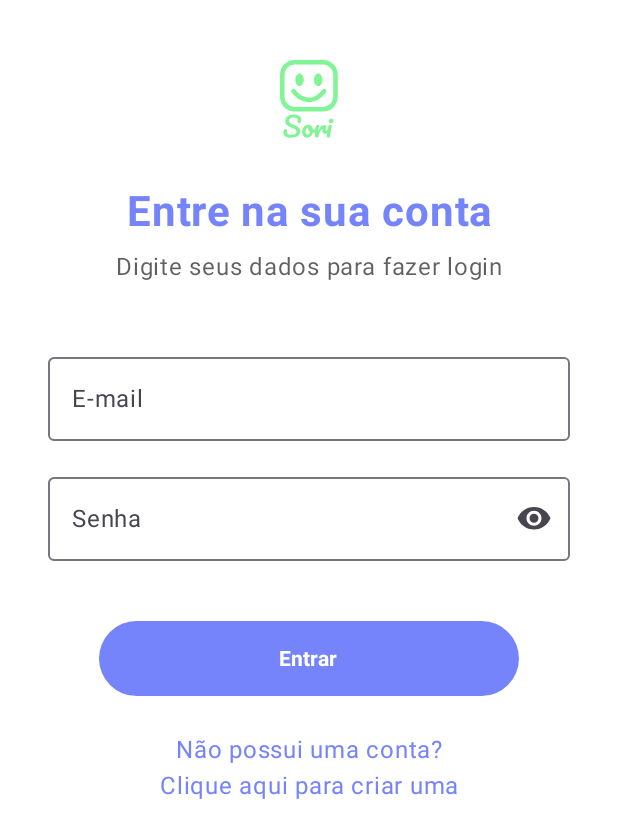
After one commit to CarolineYasmim/Challenge2025, an Android app built with Jetpack Compose: the LoginScreen screen opened through its navigation route, on a phone screen of 412 x 824 dp. The commit adds this screen. Shown: the top 838 px of the screen. Run offline under Robolectric (Android 15) with nearby library versions, the phone set to English and light mode, and no system bars.

Commit message:
Finalizando tela de login

```diff
--- a/app/src/main/java/com/example/challenge2025/MainActivity.kt
+++ b/app/src/main/java/com/example/challenge2025/MainActivity.kt
@@ -4,6 +4,7 @@ import android.os.Bundle
 import androidx.activity.ComponentActivity
 import androidx.activity.compose.setContent
 import androidx.activity.enableEdgeToEdge
+import androidx.compose.foundation.layout.fillMaxSize
 import androidx.compose.foundation.layout.padding
 import androidx.compose.material3.MaterialTheme
 import androidx.compose.material3.Scaffold
@@ -17,6 +18,8 @@ import androidx.navigation.compose.currentBackStackEntryAsState
 import androidx.navigation.compose.rememberNavController
 import com.example.challenge2025.ui.components.BottomBar
 import com.example.challenge2025.ui.screens.MenuScreen
+import com.example.challenge2025.ui.screens.auth.LoginScreen
+import com.example.challenge2025.ui.screens.auth.SignUpScreen
 import com.example.challenge2025.ui.screens.dashboard.DashboardScreen
 import com.example.challenge2025.ui.screens.home.CheckinScreen
 import com.example.challenge2025.ui.screens.home.HomeScreen
@@ -28,7 +31,7 @@ import com.example.challenge2025.ui.screens.tests.TestQuestionScreen
 import com.example.challenge2025.ui.screens.tests.TestResultScreen
 import com.example.challenge2025.ui.screens.tests.TestsScreen
 import com.example.challenge2025.ui.theme.Challenge2025Theme
-import com.example.challenge2025.viewmodel.CalendarViewModel
+import com.example.challenge2025.viewmodel.AuthViewModel
 import com.example.challenge2025.viewmodel.CheckinViewModel
 import com.example.challenge2025.viewmodel.TestViewModel
 import com.example.challenge2025.viewmodel.UserViewModel
@@ -40,21 +43,23 @@ class MainActivity : ComponentActivity() {
         enableEdgeToEdge()
         setContent {
             Challenge2025Theme {
-                Surface(color = MaterialTheme.colorScheme.background) {
+                Surface(
+                    modifier = Modifier.fillMaxSize(),
+                    color = MaterialTheme.colorScheme.background
+                ){
                     val navController = rememberNavController()
+                    // ViewModels
                     val testViewModel: TestViewModel = viewModel()
                     val userViewModel: UserViewModel = viewModel()
-                    val calendarViewModel: CalendarViewModel = viewModel()
-                    val checkinViewModel: CheckinViewModel = viewModel() // <<< CORRIGIDO: ViewModel instanciado
+                    val checkinViewModel: CheckinViewModel = viewModel()
+                    val authViewModel: AuthViewModel = viewModel()
 
-                    // As rotas principais onde a BottomBar deve aparecer
                     val mainAppRoutes = listOf("home", "tests", "dashboard", "menu")
                     val navBackStackEntry by navController.currentBackStackEntryAsState()
                     val currentRoute = navBackStackEntry?.destination?.route
 
                     Scaffold(
                         bottomBar = {
-                            // A BottomBar só aparece se a rota atual estiver na lista de rotas principais
                             if (currentRoute in mainAppRoutes) {
                                 BottomBar(navController = navController)
                             }
@@ -65,39 +70,23 @@ class MainActivity : ComponentActivity() {
                             startDestination = "onboarding1",
                             modifier = Modifier.padding(innerPadding)
                         ) {
+                            /** Rotas de Onboarding, Auth e principais **/
                             composable("onboarding1") { OnboardingScreen1(navController) }
                             composable("onboarding2") { OnboardingScreen2(navController) }
                             composable("onboarding3") { OnboardingScreen3(navController) }
+                            composable("login") { LoginScreen(navController, authViewModel) }
+                            composable("signup") { SignUpScreen(navController, authViewModel) }
 
-                            /** Rotas principais com BottomBar **/
                             composable("home") {
-                                // <<< CORRIGIDO: Chamada de função com sintaxe correta
                                 HomeScreen(
                                     navController = navController,
-                                    userViewModel = userViewModel,
-                                    calendarViewModel = calendarViewModel
-
-                                )
-                            }
-
-                            composable("checkin/{date}") { backStackEntry ->
-                                val dateString = backStackEntry.arguments?.getString("date")
-                                    ?: LocalDate.now().toString()
-                                val date = LocalDate.parse(dateString)
-
-                                CheckinScreen(
-                                    date = date,
-                                    viewModel = checkinViewModel, // <<< CORRIGIDO: Referência agora existe
-                                    onClose = { navController.popBackStack() },
-                                    onSubmit = { navController.popBackStack() }
+                                    userViewModel = userViewModel
                                 )
                             }
 
                             composable("tests") {
                                 TestsScreen(
-                                    // 1. Passe a instância do ViewModel que você já tem
                                     userViewModel = userViewModel,
-                                    // 2. Passe a função de clique para o parâmetro 'onTestClick'
                                     onTestClick = { testItem ->
                                         navController.navigate("testDescription/${testItem.id}")
                                     }
@@ -105,13 +94,27 @@ class MainActivity : ComponentActivity() {
                             }
 
                             composable("dashboard") { DashboardScreen(navController) }
+
                             composable("menu") {
                                 MenuScreen(
-                                    navController,
+                                    navController = navController,
                                     userViewModel = userViewModel
-                                ) }
+                                )
+                            }
 
-                            /** Rotas internas SEM BottomBar **/
+                            /** Rotas internas **/
+                            // CORREÇÃO: Bloco "checkin" preenchido para usar o checkinViewModel
+                            composable("checkin/{date}") { backStackEntry ->
+                                val dateString = backStackEntry.arguments?.getString("date") ?: LocalDate.now().toString()
+                                val date = LocalDate.parse(dateString)
+                                CheckinScreen(
+                                    date = date,
+                                    viewModel = checkinViewModel,
+                                    onClose = { navController.popBackStack() },
+                                    onSubmit = { navController.popBackStack() }
+                                )
+                            }
+
                             composable("testDescription/{testId}") { backStackEntry ->
                                 val testId = backStackEntry.arguments?.getString("testId") ?: ""
                                 TestDescriptionScreen(
--- /dev/null
+++ b/app/src/main/java/com/example/challenge2025/ui/components/AuthScreenLayout.kt
@@ -0,0 +1,42 @@
+package com.example.challenge2025.ui.components
+
+import androidx.compose.foundation.layout.*
+import androidx.compose.foundation.rememberScrollState
+import androidx.compose.foundation.verticalScroll
+import androidx.compose.material3.MaterialTheme
+import androidx.compose.material3.Surface
+import androidx.compose.material3.Text
+import androidx.compose.runtime.Composable
+import androidx.compose.ui.Alignment
+import androidx.compose.ui.Modifier
+import androidx.compose.ui.text.style.TextAlign
+import androidx.compose.ui.unit.dp
+
+@Composable
+fun AuthScreenLayout(
+    title: String,
+    subtitle: String,
+    content: @Composable ColumnScope.() -> Unit
+) {
+    Surface(color = MaterialTheme.colorScheme.background) {
+        Column(
+            modifier = Modifier
+                .fillMaxSize()
+                .verticalScroll(rememberScrollState())
+                .padding(horizontal = 32.dp, vertical = 40.dp),
+            horizontalAlignment = Alignment.CenterHorizontally
+        ) {
+            AppLogo(modifier = Modifier.height(60.dp))
+            Spacer(modifier = Modifier.height(24.dp))
+            BigTitle(text = title)
+            Spacer(modifier = Modifier.height(8.dp))
+            Text(
+                text = subtitle,
+                color = MaterialTheme.colorScheme.onBackground.copy(alpha = 0.7f),
+                textAlign = TextAlign.Center
+            )
+            Spacer(modifier = Modifier.height(40.dp))
+            content()
+        }
+    }
+}
--- /dev/null
+++ b/app/src/main/java/com/example/challenge2025/ui/components/AuthTextField.kt
@@ -0,0 +1,62 @@
+package com.example.challenge2025.ui.components
+
+import androidx.compose.foundation.layout.Column
+import androidx.compose.foundation.layout.fillMaxWidth
+import androidx.compose.foundation.layout.padding
+import androidx.compose.foundation.text.KeyboardOptions
+import androidx.compose.material.icons.Icons
+import androidx.compose.material.icons.rounded.Visibility
+import androidx.compose.material.icons.rounded.VisibilityOff
+import androidx.compose.material3.*
+import androidx.compose.runtime.*
+import androidx.compose.ui.Modifier
+import androidx.compose.ui.text.input.KeyboardType
+import androidx.compose.ui.text.input.PasswordVisualTransformation
+import androidx.compose.ui.text.input.VisualTransformation
+import androidx.compose.ui.unit.dp
+
+@Composable
+fun AuthTextField(
+    value: String,
+    onValueChange: (String) -> Unit,
+    label: String,
+    modifier: Modifier = Modifier,      // <-- PARÂMETRO ADICIONADO
+    readOnly: Boolean = false,          // <-- PARÂMETRO ADICIONADO
+    isError: Boolean = false,
+    errorMessage: String? = null,
+    keyboardType: KeyboardType = KeyboardType.Text
+) {
+    var passwordVisible by remember { mutableStateOf(false) }
+    val isPasswordField = keyboardType == KeyboardType.Password
+
+    Column(modifier = modifier) { // <-- MODIFIER APLICADO AQUI NO COLUMN EXTERNO
+        OutlinedTextField(
+            value = value,
+            onValueChange = onValueChange,
+            label = { Text(label) },
+            modifier = Modifier.fillMaxWidth(), // O TextField interno sempre preenche a largura do Column
+            readOnly = readOnly,                // <-- PARÂMETRO PASSADO AQUI
+            isError = isError,
+            keyboardOptions = KeyboardOptions(keyboardType = keyboardType),
+            singleLine = true,
+            visualTransformation = if (isPasswordField && !passwordVisible) PasswordVisualTransformation() else VisualTransformation.None,
+            trailingIcon = {
+                if (isPasswordField) {
+                    val icon = if (passwordVisible) Icons.Rounded.VisibilityOff else Icons.Rounded.Visibility
+                    val description = if (passwordVisible) "Esconder senha" else "Mostrar senha"
+                    IconButton(onClick = { passwordVisible = !passwordVisible }) {
+                        Icon(imageVector = icon, contentDescription = description)
+                    }
+                }
+            }
+        )
+        if (isError && errorMessage != null) {
+            Text(
+                text = errorMessage,
+                color = MaterialTheme.colorScheme.error,
+                style = MaterialTheme.typography.bodySmall,
+                modifier = Modifier.padding(start = 16.dp, top = 4.dp)
+            )
+        }
+    }
+}
--- /dev/null
+++ b/app/src/main/java/com/example/challenge2025/ui/screens/auth/LoginScreen.kt
@@ -0,0 +1,67 @@
+package com.example.challenge2025.ui.screens.auth
+
+import androidx.compose.foundation.clickable
+import androidx.compose.foundation.layout.*
+import androidx.compose.material3.MaterialTheme
+import androidx.compose.material3.Text
+import androidx.compose.runtime.Composable
+import androidx.compose.runtime.collectAsState
+import androidx.compose.runtime.getValue
+import androidx.compose.ui.Modifier
+import androidx.compose.ui.text.input.KeyboardType
+import androidx.compose.ui.text.style.TextAlign
+import androidx.compose.ui.unit.dp
+import androidx.lifecycle.viewmodel.compose.viewModel
+import androidx.navigation.NavController
+import com.example.challenge2025.ui.components.AuthScreenLayout
+import com.example.challenge2025.ui.components.AuthTextField
+import com.example.challenge2025.ui.components.RoundedButton
+import com.example.challenge2025.viewmodel.AuthViewModel
+
+@Composable
+fun LoginScreen(
+    navController: NavController,
+    authViewModel: AuthViewModel = viewModel()
+) {
+    val state by authViewModel.authState.collectAsState()
+
+    AuthScreenLayout(
+        title = "Entre na sua conta",
+        subtitle = "Digite seus dados para fazer login"
+    ) {
+        AuthTextField(
+            value = state.email,
+            onValueChange = authViewModel::onEmailChange,
+            label = "E-mail",
+            isError = state.emailError != null,
+            errorMessage = state.emailError,
+            keyboardType = KeyboardType.Email
+        )
+        Spacer(modifier = Modifier.height(16.dp))
+        AuthTextField(
+            value = state.password,
+            onValueChange = authViewModel::onPasswordChange,
+            label = "Senha",
+            isError = state.passwordError != null,
+            errorMessage = state.passwordError,
+            keyboardType = KeyboardType.Password
+        )
+        Spacer(modifier = Modifier.height(40.dp))
+        RoundedButton(
+            text = "Entrar",
+            onClick = {
+                // No futuro, authViewModel.login() fará a chamada de API
+                navController.navigate("home") {
+                    popUpTo("onboarding1") { inclusive = true }
+                }
+            }
+        )
+        Spacer(modifier = Modifier.height(24.dp))
+        Text(
+            text = "Não possui uma conta?\nClique aqui para criar uma",
+            color = MaterialTheme.colorScheme.primary,
+            textAlign = TextAlign.Center,
+            modifier = Modifier.clickable { navController.navigate("signup") }
+        )
+    }
+}
--- a/app/src/main/java/com/example/challenge2025/ui/screens/onboarding/OnboardingScreens.kt
+++ b/app/src/main/java/com/example/challenge2025/ui/screens/onboarding/OnboardingScreens.kt
@@ -54,8 +54,8 @@ fun OnboardingScreen3(navController: NavController) {
         description = "Visualize padrões emocionais, entenda como se sente ao longo do tempo e previna riscos com mais consciência e equilíbrio.",
         buttonText = "Entrar no App",
         onButtonClick = {
-            navController.navigate("home") {
-                // Limpa a pilha de navegação para que o usuário não possa voltar ao onboarding
+            navController.navigate("login") {
+                // Limpa a pilha de navegação parszdsa que o usuário não possa voltar ao onboarding
                 popUpTo("onboarding1") { inclusive = true }
             }
         }
--- /dev/null
+++ b/app/src/main/java/com/example/challenge2025/viewmodel/AuthViewModel.kt
@@ -0,0 +1,94 @@
+package com.example.challenge2025.viewmodel
+
+import androidx.lifecycle.ViewModel
+import kotlinx.coroutines.flow.MutableStateFlow
+import kotlinx.coroutines.flow.asStateFlow
+import kotlinx.coroutines.flow.update
+
+// Estado que representa tudo na UI de login/cadastro
+data class AuthState(
+    val currentStep: Int = 1,
+    // Etapa 1
+    val name: String = "",
+    val email: String = "",
+    val password: String = "",
+    // Etapa 2
+    val company: String = "",
+    val department: String = "",
+    val role: String = "",
+    // Erros
+    val nameError: String? = null,
+    val emailError: String? = null,
+    val passwordError: String? = null
+)
+
+class AuthViewModel : ViewModel() {
+    private val _authState = MutableStateFlow(AuthState())
+    val authState = _authState.asStateFlow()
+
+    // Mock de dados para os Dropdowns
+    val companies = listOf("Empresa A", "Empresa B", "Empresa C")
+    val departments = listOf("RH", "TI", "Marketing", "Vendas")
+    val roles = listOf("Analista", "Gerente", "Estagiário", "Coordenador")
+
+
+    fun onNameChange(name: String) {
+        _authState.update { it.copy(name = name, nameError = null) }
+    }
+
+    fun onEmailChange(email: String) {
+        _authState.update { it.copy(email = email, emailError = null) }
+    }
+
+    fun onPasswordChange(password: String) {
+        _authState.update { it.copy(password = password, passwordError = null) }
+    }
+
+    fun onCompanyChange(company: String) {
+        _authState.update { it.copy(company = company) }
+    }
+
+    fun onDepartmentChange(department: String) {
+        _authState.update { it.copy(department = department) }
+    }
+
+    fun onRoleChange(role: String) {
+        _authState.update { it.copy(role = role) }
+    }
+
+    fun nextStep() {
+        if (validateCurrentStep()) {
+            _authState.update { it.copy(currentStep = it.currentStep + 1) }
+        }
+    }
+
+    fun previousStep() {
+        _authState.update { it.copy(currentStep = it.currentStep - 1) }
+    }
+
+    private fun validateCurrentStep(): Boolean {
+        return when (_authState.value.currentStep) {
+            1 -> {
+                if (_authState.value.name.isBlank()) {
+                    _authState.update { it.copy(nameError = "Nome não pode estar em branco") }
+                    return false
+                }
+                if (_authState.value.email.isBlank() || !_authState.value.email.contains("@")) {
+                    _authState.update { it.copy(emailError = "E-mail inválido") }
+                    return false
+                }
+                if (_authState.value.password.length < 6) {
+                    _authState.update { it.copy(passwordError = "Senha deve ter no mínimo 6 caracteres") }
+                    return false
+                }
+                true
+            }
+            // Adicionar validações para outros passos se necessário
+            else -> true
+        }
+    }
+
+    // Funções de login/cadastro que chamarão o backend no futuro
+    fun login() { /* TODO: Lógica de Login */ }
+    fun signUp() { /* TODO: Lógica de Cadastro */ }
+}
```
Also changed, not shown: app/src/main/java/com/example/challenge2025/ui/components/CheckinHistory.kt (+8 -15 lines), app/src/main/java/com/example/challenge2025/ui/screens/auth/SignUpScreen.kt (added, +144 -0 lines), app/src/main/java/com/example/challenge2025/ui/screens/home/HomeScreen.kt (+12 -16 lines).
